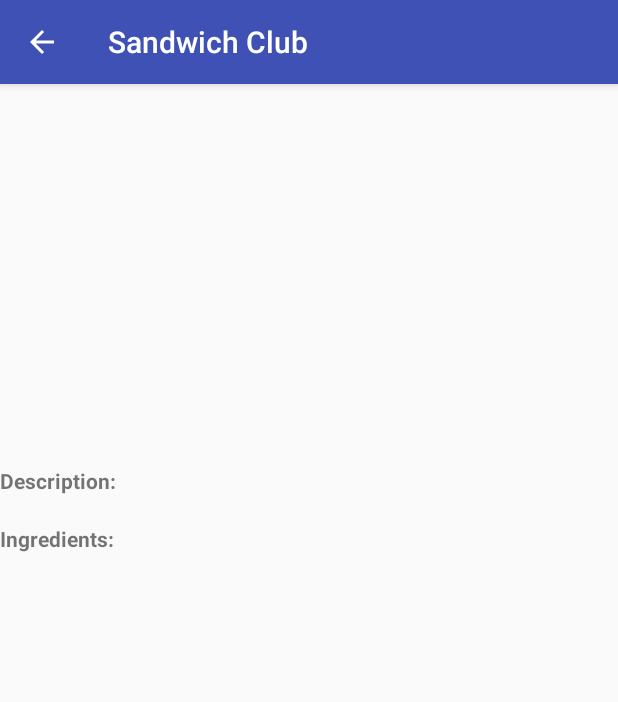
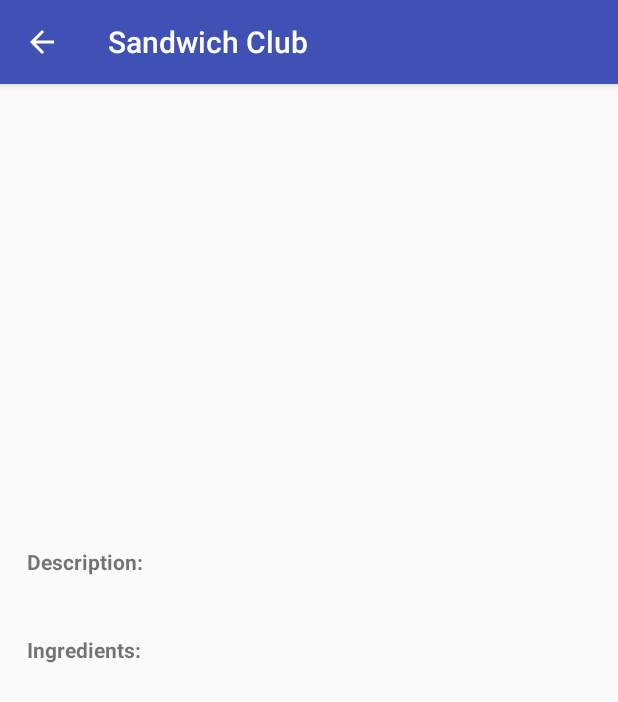
Before and after one commit to ajsherrell/SandwichClubApp, an Android app: the DetailActivity screen opened directly, with no data from a screen before it, on a phone screen of 412 x 824 dp. Shown: the top 702 px of the screen. Run offline under Robolectric (Android 15) with nearby library versions, the phone set to English and light mode, and no system bars; our stand-ins replace Picasso; 1 statement that could not run was skipped.

Commit message:
design fix

```diff
--- a/app/src/main/java/com/udacity/sandwichclub/DetailActivity.java
+++ b/app/src/main/java/com/udacity/sandwichclub/DetailActivity.java
@@ -106,7 +106,8 @@ public class DetailActivity extends AppCompatActivity {
         StringBuilder stringBuilder = new StringBuilder();
         // iterate through array
         for (int i = 0; i < list.size(); i++) {
-            stringBuilder.append(list.get(i)).append("\n\n\n");
+            // use only one newline or the spacing becomes too much
+            stringBuilder.append(list.get(i)).append("\n");
         }
         return stringBuilder;
     }
--- a/app/src/main/res/layout/activity_detail.xml
+++ b/app/src/main/res/layout/activity_detail.xml
@@ -1,10 +1,14 @@
 <?xml version="1.0" encoding="utf-8"?>
-<ScrollView xmlns:android="http://schemas.android.com/apk/res/android"
+<android.support.constraint.ConstraintLayout xmlns:android="http://schemas.android.com/apk/res/android"
     xmlns:app="http://schemas.android.com/apk/res-auto"
     xmlns:tools="http://schemas.android.com/tools"
     android:layout_width="match_parent"
     android:layout_height="match_parent"
     tools:context="com.udacity.sandwichclub.DetailActivity">
+
+    <ScrollView
+        android:layout_width="match_parent"
+        android:layout_height="match_parent">
 
         <LinearLayout
             android:layout_width="match_parent"
@@ -19,24 +23,28 @@
                 android:contentDescription="@string/sandwich_picture_content_description"
                 android:scaleType="centerCrop" />
 
-        <LinearLayout android:id="@+id/aka_origin_layouts"
-            android:padding="8dp"
-            android:layout_width="wrap_content"
+            <LinearLayout
+                android:id="@+id/aka_origin_layouts"
+                android:layout_width="match_parent"
                 android:layout_height="wrap_content"
-            android:orientation="horizontal">
+                android:orientation="horizontal"
+                android:layout_margin="8dp"
+                android:padding="8dp">
 
-            <LinearLayout android:id="@+id/aka_layout"
+                <LinearLayout
+                    android:id="@+id/aka_layout"
                     android:layout_width="wrap_content"
                     android:layout_height="match_parent"
+                    android:layout_margin="10dp"
                     android:orientation="vertical">
 
                     <TextView
                         android:id="@+id/also_known_label"
-                    android:visibility="invisible"
                         android:layout_width="wrap_content"
                         android:layout_height="wrap_content"
                         android:text="@string/detail_also_known_as_label"
-                    android:textStyle="bold" />
+                        android:textStyle="bold"
+                        android:visibility="invisible" />
 
                     <TextView
                         android:id="@+id/also_known_tv"
@@ -45,19 +53,20 @@
 
                 </LinearLayout>
 
-            <LinearLayout android:id="@+id/origin_layout"
+                <LinearLayout
+                    android:id="@+id/origin_layout"
                     android:layout_width="match_parent"
                     android:layout_height="match_parent"
-                android:gravity="right"
+                    android:layout_margin="10dp"
                     android:orientation="vertical">
 
                     <TextView
                         android:id="@+id/origin_label"
-                    android:visibility="invisible"
                         android:layout_width="match_parent"
                         android:layout_height="wrap_content"
                         android:text="@string/detail_place_of_origin_label"
-                    android:textStyle="bold"/>
+                        android:textStyle="bold"
+                        android:visibility="invisible" />
 
                     <TextView
                         android:id="@+id/origin_tv"
@@ -71,11 +80,13 @@
             <LinearLayout android:id="@+id/description_ingredients_layouts"
                 android:layout_width="wrap_content"
                 android:layout_height="wrap_content"
+                android:layout_margin="8dp"
                 android:orientation="vertical">
 
                 <LinearLayout android:id="@+id/description_layout"
                     android:layout_width="wrap_content"
                     android:layout_height="wrap_content"
+                    android:layout_margin="10dp"
                     android:orientation="vertical">
 
                     <TextView
@@ -95,6 +106,7 @@
                 <LinearLayout android:id="@+id/ingredients_layout"
                     android:layout_width="wrap_content"
                     android:layout_height="wrap_content"
+                    android:layout_margin="10dp"
                     android:orientation="vertical">
 
                     <TextView
@@ -116,3 +128,5 @@
         </LinearLayout>
 
     </ScrollView>
+
+</android.support.constraint.ConstraintLayout>
```
Lines whose indentation alone changed are shown as unchanged.
